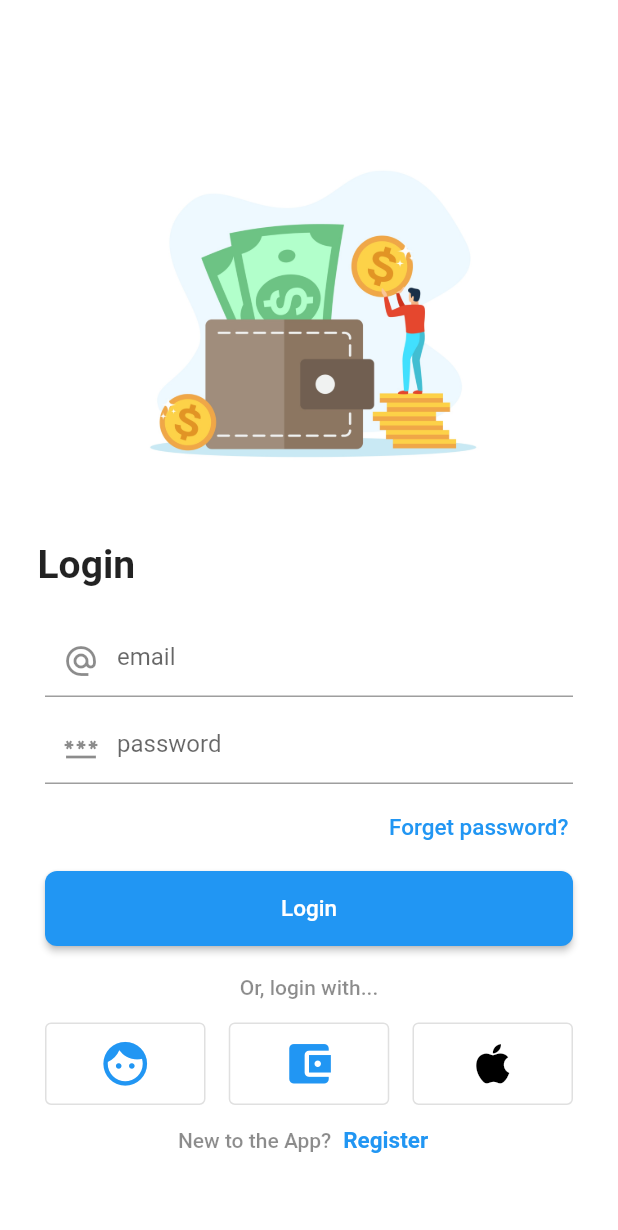
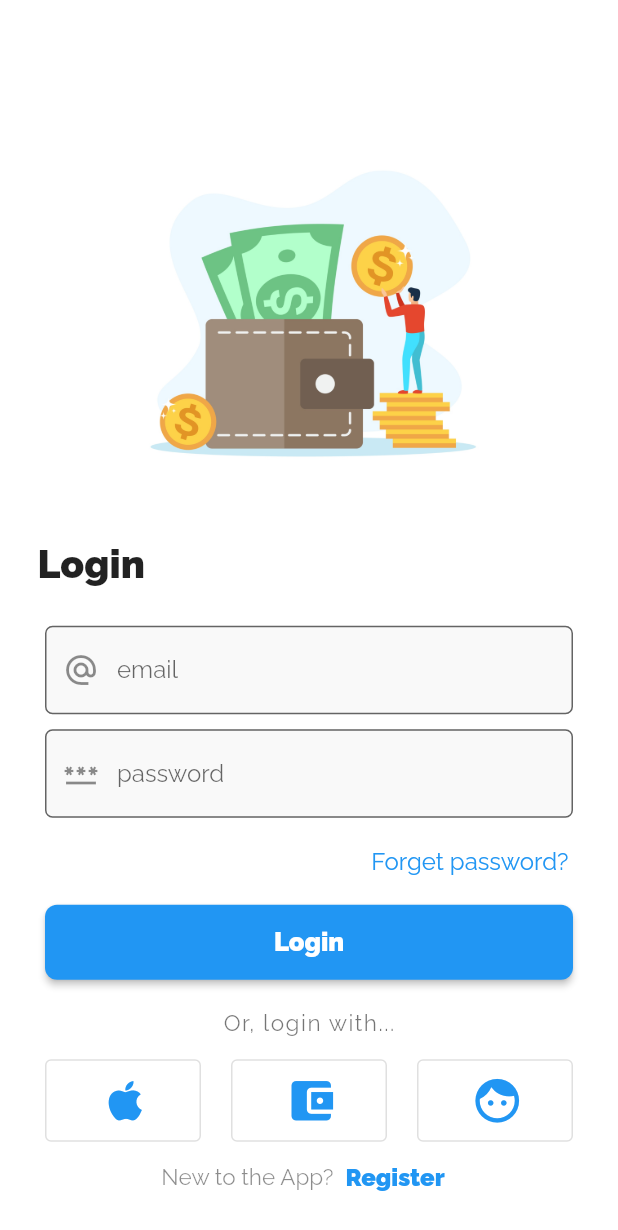
Before and after one commit to lazyKT/future, a Flutter app: the screen it shows after launch, on a phone screen of 412 x 824 dp. Shown: the top 1230 px of the screen. Run offline on Flutter 3.47's test engine with Material 2 defaults, Android fonts, the phone set to English and light mode, and no system bars.

Commit message:
Google fonts loaded to the ThemeData

```diff
--- a/lib/main.dart
+++ b/lib/main.dart
@@ -15,15 +15,7 @@ class MyApp extends StatelessWidget {
     return MaterialApp(
       title: 'Flutter Demo',
       theme: ThemeData(
-        // This is the theme of your application.
-        //
-        // Try running your application with "flutter run". You'll see the
-        // application has a blue toolbar. Then, without quitting the app, try
-        // changing the primarySwatch below to Colors.green and then invoke
-        // "hot reload" (press "r" in the console where you ran "flutter run",
-        // or simply save your changes to "hot reload" in a Flutter IDE).
-        // Notice that the counter didn't reset back to zero; the application
-        // is not restarted.
+        fontFamily: 'Raleway',
         primarySwatch: Colors.blue,
       ),
       home: const Login()
--- a/lib/pages/auth/login.dart
+++ b/lib/pages/auth/login.dart
@@ -56,9 +56,14 @@ class _LoginState extends State<Login> {
                           padding: const EdgeInsets.all(5.00),
                           child: TextFormField(
                             controller: _emailTextController,
-                            decoration: const InputDecoration(
+                            decoration: InputDecoration(
                               hintText: 'email',
-                              prefixIcon: Icon(Icons.alternate_email)
+                              prefixIcon: const Icon(Icons.alternate_email),
+                              filled: true,
+                              fillColor: const Color(0xfff9f9f9),
+                              border: OutlineInputBorder(
+                                  borderRadius: BorderRadius.circular(5.00)
+                              ),
                             ),
                           ),
                         ),
@@ -66,9 +71,14 @@ class _LoginState extends State<Login> {
                           padding: const EdgeInsets.all(5.00),
                           child: TextFormField(
                             controller: _passwordTextController,
-                            decoration: const InputDecoration(
+                            decoration: InputDecoration(
                               hintText: 'password',
-                              prefixIcon: Icon(Icons.password)
+                              prefixIcon: const Icon(Icons.password),
+                              filled: true,
+                              fillColor: const Color(0xfff9f9f9),
+                              border: OutlineInputBorder(
+                                borderRadius: BorderRadius.circular(5.00)
+                              ),
                             ),
                             obscureText: true,
                           ),
@@ -80,7 +90,13 @@ class _LoginState extends State<Login> {
                     mainAxisAlignment: MainAxisAlignment.end,
                     children: [
                       TextButton(
-                        child: const Text('Forget password?', style: TextStyle(fontSize: 15.00),),
+                        child: const Text(
+                          'Forget password?',
+                          style: TextStyle(
+                            fontSize: 16.00,
+                            fontWeight: FontWeight.w500,
+                          ),
+                        ),
                         onPressed: () {
                           //
                         },
@@ -101,15 +117,22 @@ class _LoginState extends State<Login> {
                       onPressed: () {
 
                       },
-                      child: const Text('Login', style: TextStyle(fontSize: 15.00),),
+                      child: const Text('Login', style: TextStyle(fontSize: 17.00, fontWeight: FontWeight.w600),),
                     ),
                   ),
-                  Padding(
-                    padding: const EdgeInsets.symmetric(vertical: 15.00),
+                  const Padding(
+                    padding: EdgeInsets.symmetric(vertical: 15.00),
                     child: Row(
                       mainAxisAlignment: MainAxisAlignment.center,
-                      children: const [
-                        Text('Or, login with...', style: TextStyle(color: Colors.black45, fontWeight: FontWeight.w500),)
+                      children: [
+                        Text(
+                          'Or, login with...',
+                          style: TextStyle(
+                            color: Colors.black54,
+                            fontWeight: FontWeight.w500,
+                            fontSize: 15.00,
+                            letterSpacing: 1,
+                          ),)
                       ],
                     ),
                   ),
@@ -118,25 +141,36 @@ class _LoginState extends State<Login> {
                     child: Row(
                       mainAxisAlignment: MainAxisAlignment.spaceBetween,
                       children: [
-                        OutlinedButton(
+                        Expanded(
+                          flex: 1,
+                          child: OutlinedButton(
                             onPressed: () {},
                             child: const Padding(
                               padding: EdgeInsets.symmetric(vertical: 10.00, horizontal: 20.00),
-                            child: Icon(Icons.face, size: 35,),
+                              child: Icon(Icons.apple, size: 35,),
                             ),
                           ),
-                        OutlinedButton(
+                        ),
+                        const SizedBox(width: 20,),
+                        Expanded(
+                          flex: 1,
+                          child: OutlinedButton(
                             onPressed: () {},
                             child: const Padding(
                               padding: EdgeInsets.symmetric(vertical: 10.00, horizontal: 20.00),
                               child: Icon(Icons.account_balance_wallet, size: 35,),
                             ),
                           ),
-                        OutlinedButton(
+                        ),
+                        const SizedBox(width: 20,),
+                        Expanded(
+                          flex: 1,
+                          child: OutlinedButton(
                             onPressed: () {},
                             child: const Padding(
                               padding: EdgeInsets.symmetric(vertical: 10.00, horizontal: 20.00),
-                            child: Icon(Icons.apple, size: 35, color: Colors.black,),
+                              child: Icon(Icons.face, size: 35,),
+                            ),
                           ),
                         ),
                       ],
@@ -145,14 +179,21 @@ class _LoginState extends State<Login> {
                   Row(
                     mainAxisAlignment: MainAxisAlignment.center,
                     children: [
-                      const Text('New to the App?', style: TextStyle(color: Colors.black45, fontWeight: FontWeight.w500)),
+                      const Text(
+                        'New to the App?',
+                          style: TextStyle(
+                            color: Colors.black45,
+                            fontWeight: FontWeight.w500,
+                            fontSize: 15.00
+                          )
+                      ),
                       TextButton(
                         onPressed: () {},
                         child: const Text(
                           'Register',
                           style: TextStyle(
-                            fontWeight: FontWeight.bold,
-                            fontSize: 15
+                            fontWeight: FontWeight.w600,
+                            fontSize: 16
                           )
                         ),
                       )
--- /dev/null
+++ b/lib/pages/auth/register.dart
@@ -0,0 +1,29 @@
+import 'package:flutter/material.dart';
+
+class Register extends StatefulWidget {
+
+  const Register({ super.key });
+
+  @override
+  State<Register> createState() => _RegisterState();
+}
+
+class _RegisterState extends State<Register> {
+
+  @override
+  Widget build(BuildContext context) {
+    return Scaffold(
+      body: Padding(
+        padding: const EdgeInsets.only(left: 25.00, right: 25.00, top: 80.00, bottom: 20.00),
+        child: Column(
+          crossAxisAlignment: CrossAxisAlignment.start,
+          children: [
+            Text(
+              'Register'
+            )
+          ],
+        ),
+      ),
+    );
+  }
+}
--- a/pubspec.yaml
+++ b/pubspec.yaml
@@ -58,6 +58,12 @@ flutter:
   # included with your application, so that you can use the icons in
   # the material Icons class.
   uses-material-design: true
+  fonts:
+    - family: Raleway
+      fonts:
+        - asset: fonts/Raleway-Regular.ttf
+        - asset: fonts/Raleway-Black.ttf
+          weight: 700
   assets:
    - lib/assets/login.jpg
   #   - images/a_dot_ham.jpeg
```
Also changed, not shown: fonts/Raleway-Black.ttf (added), fonts/Raleway-Regular.ttf (added), pubspec.lock, 1 other file. Lines whose indentation alone changed are shown as unchanged.
